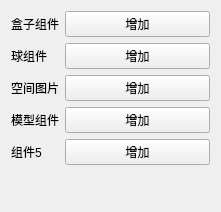
This is Engine/LkEngineEditor/CustomToolBox/ComponentForm.ui in lvke-neu/DXWithQT as Qt 5 draws it before an edit. The edited form follows.
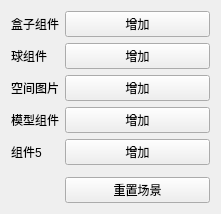
This is the edited form.

The edit to the form file:
```diff
--- a/Engine/LkEngineEditor/CustomToolBox/ComponentForm.ui
+++ b/Engine/LkEngineEditor/CustomToolBox/ComponentForm.ui
@@ -86,6 +86,26 @@
        </property>
       </widget>
      </item>
+     <item row="5" column="1">
+      <spacer name="verticalSpacer">
+       <property name="orientation">
+        <enum>Qt::Vertical</enum>
+       </property>
+       <property name="sizeHint" stdset="0">
+        <size>
+         <width>20</width>
+         <height>40</height>
+        </size>
+       </property>
+      </spacer>
+     </item>
+     <item row="6" column="1">
+      <widget class="QPushButton" name="pushButton_6">
+       <property name="text">
+        <string>重置场景</string>
+       </property>
+      </widget>
+     </item>
     </layout>
    </item>
   </layout>
```
